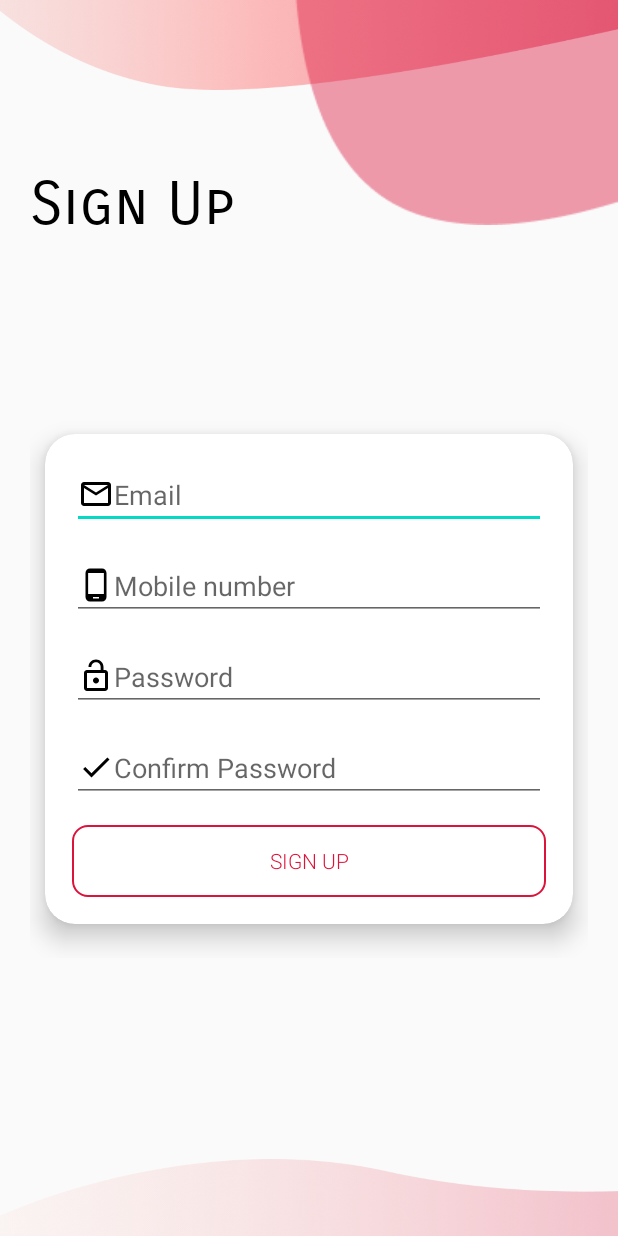
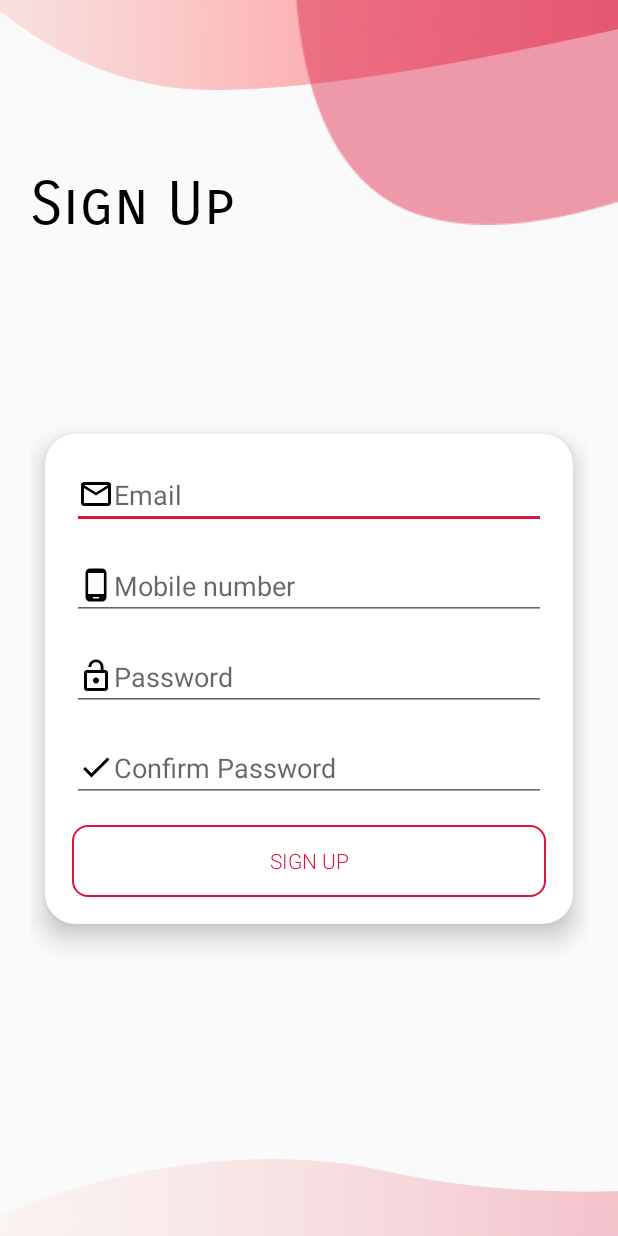
Before and after one commit to sridhar051/Nudle-Android, an Android app: the SignUpActivity screen opened directly, with no data from a screen before it, on a phone screen of 412 x 824 dp. Run offline under Robolectric (Android 15) with nearby library versions, the phone set to English and light mode, and no system bars.

Commit message:
Modified color theme

```diff
--- a/app/src/main/res/values/colors.xml
+++ b/app/src/main/res/values/colors.xml
@@ -2,5 +2,5 @@
 <resources>
     <color name="colorPrimary">#DC143C</color>
     <color name="colorPrimaryDark">#DC143C</color>
-    <color name="colorAccent">#03DAC5</color>
+    <color name="colorAccent">#DC143C</color>
 </resources>
```
